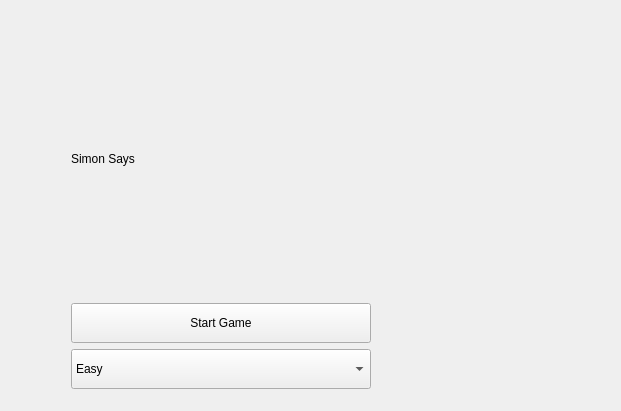
Old version of the form GameUI/GameUI.ui in the repository RalucaSpt/memory-game.
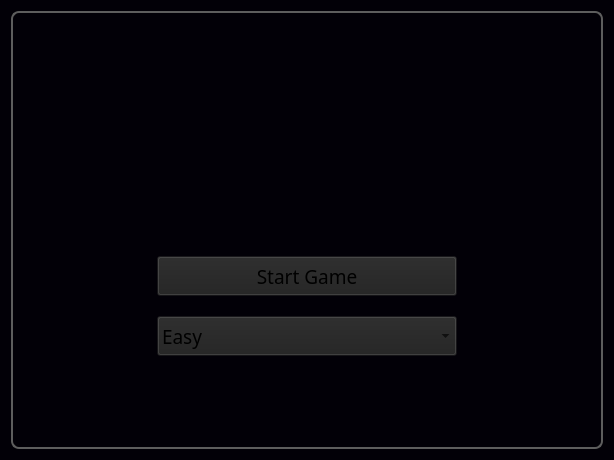
New version of the form. Icons and pictures are not drawn.

```diff
--- a/GameUI/GameUI.ui
+++ b/GameUI/GameUI.ui
@@ -6,16 +6,32 @@
    <rect>
     <x>0</x>
     <y>0</y>
-    <width>621</width>
-    <height>411</height>
+    <width>614</width>
+    <height>460</height>
    </rect>
   </property>
   <property name="windowTitle">
    <string>GameUI</string>
   </property>
+  <property name="autoFillBackground">
+   <bool>false</bool>
+  </property>
+  <property name="styleSheet">
+   <string notr="true">QWidget{
+	background-color:rgb(2, 0, 7);
+}
+</string>
+  </property>
   <widget class="QWidget" name="centralWidget">
+   <property name="styleSheet">
+    <string notr="true">QWidget#centralWidget{
+background-image: url(:/GameUI/background.jpg);
+background-position: center;
+ background-size: cover;
+  }</string>
+   </property>
    <layout class="QHBoxLayout" name="horizontalLayout">
-    <item alignment="">
+    <item>
      <widget class="QStackedWidget" name="stackedWidget">
       <property name="minimumSize">
        <size>
@@ -25,28 +41,56 @@
       </property>
       <property name="maximumSize">
        <size>
-        <width>500</width>
+        <width>600</width>
         <height>500</height>
        </size>
       </property>
+      <property name="font">
+       <font>
+        <underline>false</underline>
+       </font>
+      </property>
+      <property name="styleSheet">
+       <string notr="true">QStackedWidget {
+    border: 2px solid rgb(93, 93, 93); /* Border around the stack */
+    border-radius: 8px;      /* Optional rounded corners */
+	padding: 40px;
+
+}
+</string>
+      </property>
       <property name="currentIndex">
        <number>0</number>
       </property>
       <widget class="QWidget" name="menuPage">
+       <property name="autoFillBackground">
+        <bool>false</bool>
+       </property>
+       <property name="styleSheet">
+        <string notr="true">background-color:rgba(255, 255, 255, 0);</string>
+       </property>
        <layout class="QGridLayout" name="gridLayout_3">
-        <item row="0" column="0" alignment="|Qt::AlignmentFlag::AlignVCenter">
+        <item row="1" column="1" alignment="Qt::AlignmentFlag::Qt::AlignmentFlag::AlignVCenter">
          <widget class="QLabel" name="label">
-          <property name="sizePolicy">
-           <sizepolicy hsizetype="Expanding" vsizetype="Expanding">
-            <horstretch>100</horstretch>
-            <verstretch>100</verstretch>
-           </sizepolicy>
+          <property name="maximumSize">
+           <size>
+            <width>600</width>
+            <height>200</height>
+           </size>
           </property>
-          <property name="layoutDirection">
-           <enum>Qt::LayoutDirection::LeftToRight</enum>
+          <property name="font">
+           <font>
+            <family>Showcard Gothic</family>
+            <pointsize>20</pointsize>
+            <italic>false</italic>
+            <bold>false</bold>
+           </font>
+          </property>
+          <property name="styleSheet">
+           <string notr="true">background-color:rgba(255, 255, 255, 0)</string>
           </property>
           <property name="text">
-           <string>Simon Says</string>
+           <string/>
           </property>
           <property name="pixmap">
            <pixmap>../../../../../../../ProjectModernCpp/ClientQT/ClientQT/Logo.png</pixmap>
@@ -54,60 +98,110 @@
           <property name="scaledContents">
            <bool>true</bool>
           </property>
-         </widget>
-        </item>
-        <item row="3" column="0" alignment="|Qt::AlignmentFlag::AlignVCenter">
-         <widget class="QComboBox" name="comboBox">
-          <property name="minimumSize">
-           <size>
-            <width>300</width>
-            <height>40</height>
-           </size>
+          <property name="alignment">
+           <set>Qt::AlignmentFlag::AlignCenter</set>
           </property>
-          <property name="maximumSize">
-           <size>
-            <width>300</width>
-            <height>40</height>
-           </size>
+          <property name="wordWrap">
+           <bool>false</bool>
           </property>
-          <property name="layoutDirection">
-           <enum>Qt::LayoutDirection::LeftToRight</enum>
+          <property name="textInteractionFlags">
+           <set>Qt::TextInteractionFlag::LinksAccessibleByMouse</set>
           </property>
-          <item>
-           <property name="text">
-            <string>Easy</string>
-           </property>
-          </item>
-          <item>
-           <property name="text">
-            <string>Medium</string>
-           </property>
-          </item>
-          <item>
-           <property name="text">
-            <string>Hard</string>
-           </property>
-          </item>
          </widget>
         </item>
-        <item row="1" column="0">
-         <widget class="QPushButton" name="startButton">
-          <property name="minimumSize">
-           <size>
-            <width>300</width>
-            <height>40</height>
-           </size>
+        <item row="2" column="1">
+         <layout class="QVBoxLayout" name="verticalLayout">
+          <property name="spacing">
+           <number>20</number>
           </property>
-          <property name="maximumSize">
-           <size>
-            <width>300</width>
-            <height>40</height>
-           </size>
+          <property name="sizeConstraint">
+           <enum>QLayout::SizeConstraint::SetMinimumSize</enum>
           </property>
-          <property name="text">
-           <string>Start Game</string>
+          <property name="leftMargin">
+           <number>40</number>
           </property>
-         </widget>
+          <property name="topMargin">
+           <number>40</number>
+          </property>
+          <property name="rightMargin">
+           <number>40</number>
+          </property>
+          <property name="bottomMargin">
+           <number>40</number>
+          </property>
+          <item alignment="Qt::AlignmentFlag::Qt::AlignmentFlag::AlignVCenter">
+           <widget class="QPushButton" name="startButton">
+            <property name="minimumSize">
+             <size>
+              <width>300</width>
+              <height>40</height>
+             </size>
+            </property>
+            <property name="maximumSize">
+             <size>
+              <width>300</width>
+              <height>40</height>
+             </size>
+            </property>
+            <property name="font">
+             <font>
+              <family>Yu Gothic</family>
+              <pointsize>14</pointsize>
+             </font>
+            </property>
+            <property name="styleSheet">
+             <string notr="true">background-color: rgba(32, 32, 32, 0);</string>
+            </property>
+            <property name="text">
+             <string>Start Game</string>
+            </property>
+           </widget>
+          </item>
+          <item alignment="Qt::AlignmentFlag::Qt::AlignmentFlag::AlignVCenter">
+           <widget class="QComboBox" name="comboBox">
+            <property name="minimumSize">
+             <size>
+              <width>300</width>
+              <height>40</height>
+             </size>
+            </property>
+            <property name="maximumSize">
+             <size>
+              <width>300</width>
+              <height>40</height>
+             </size>
+            </property>
+            <property name="font">
+             <font>
+              <family>Yu Gothic</family>
+              <pointsize>14</pointsize>
+              <kerning>true</kerning>
+             </font>
+            </property>
+            <property name="layoutDirection">
+             <enum>Qt::LayoutDirection::LeftToRight</enum>
+            </property>
+            <property name="styleSheet">
+             <string notr="true">background-color: rgba(32, 32, 32, 0)</string>
+            </property>
+            <item>
+             <property name="text">
+              <string>Easy</string>
+             </property>
+            </item>
+            <item>
+             <property name="text">
+              <string>Medium</string>
+             </property>
+            </item>
+            <item>
+             <property name="text">
+              <string>Hard</string>
+             </property>
+            </item>
+           </widget>
+          </item>
+         </layout>
         </item>
        </layout>
       </widget>
```
Left out of the diff: 81 changed lines with no effect on the pictures.
